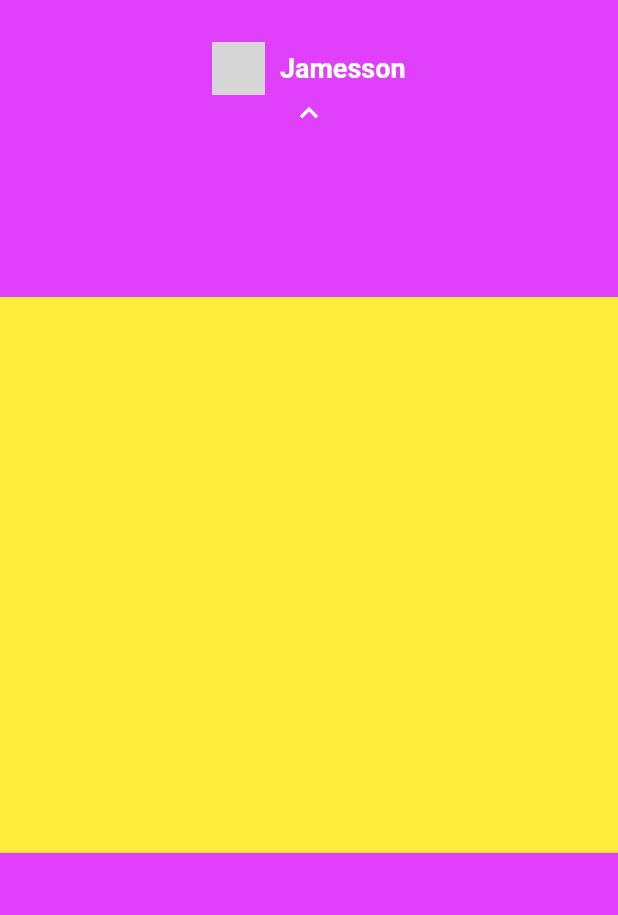
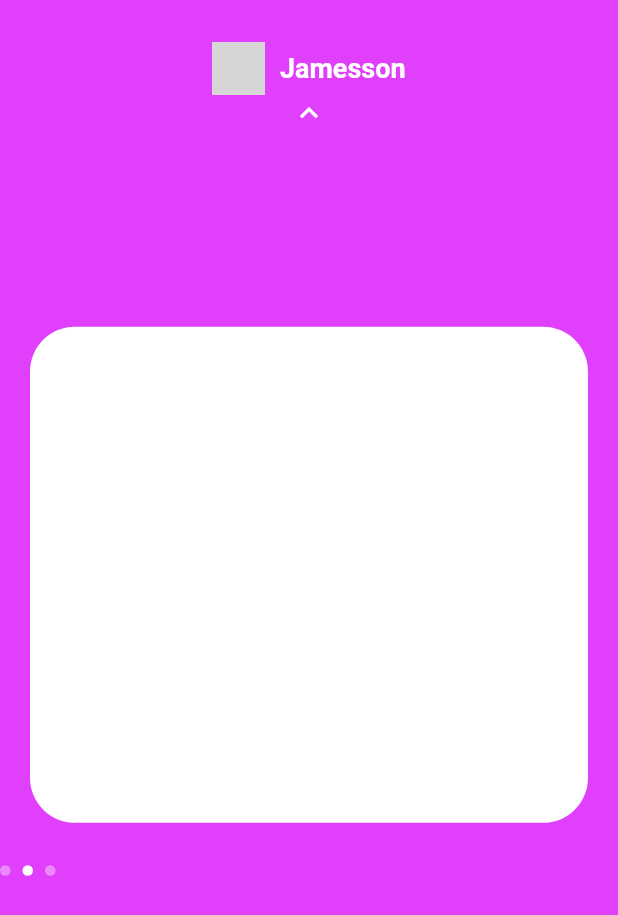
Before and after one commit to jamessonsena/nubank_flutter, a Flutter app: the screen it shows after launch, swiped to page 2, on a phone screen of 412 x 824 dp. Shown: the top 915 px of the screen. Run offline on Flutter 3.47's test engine with Material 2 defaults, Android fonts, the phone set to English and light mode, and no system bars; network calls fail; grey boxes are pictures that could not be loaded.

Commit message:
separando os widgets.

```diff
--- a/nubank/lib/pages/home/home_page.dart
+++ b/nubank/lib/pages/home/home_page.dart
@@ -1,5 +1,8 @@
 import 'package:flutter/material.dart';
+import 'package:nubank/pages/home/widgets/card_app.dart';
 import 'package:nubank/pages/home/widgets/my_app_bar.dart';
+import 'package:nubank/pages/home/widgets/my_dots_app.dart';
+import 'package:nubank/pages/home/widgets/page_view_app.dart';
 
 class HomePage extends StatefulWidget {
   @override
@@ -8,10 +11,12 @@ class HomePage extends StatefulWidget {
 
 class _HomePageState extends State<HomePage> {
   bool _showMenu;
+  int _currentIndex;
   @override
   void initState() {
     super.initState();
     _showMenu = false;
+    _currentIndex = 0;
   }
 
   @override
@@ -19,7 +24,9 @@ class _HomePageState extends State<HomePage> {
     double _screenHeigth = MediaQuery.of(context).size.height;
     return Scaffold(
         backgroundColor: Colors.purpleAccent,
+
         body: Stack(
+          alignment: Alignment.center,
           children: <Widget>[
             MyAppBar(
               showMenu: _showMenu,
@@ -27,26 +34,21 @@ class _HomePageState extends State<HomePage> {
                 _showMenu = !_showMenu;
               },
             ),
+            PageViewApp(
+              top: _screenHeigth * .24,
+              onChanged: (index) {
+                setState(() {
+                  _currentIndex = index;
+                });
+              },
+            ),
             Positioned(
-              top: _screenHeigth * .24,
-              height: _screenHeigth * .45,
+              top: _screenHeigth * .70,
               left: 0,
               right: 0,
-              child: PageView(
-                physics: BouncingScrollPhysics(),
-                children: <Widget>[
-                  Padding(
-                    padding: const EdgeInsets.all(20),
-                    child: Container(
-                      decoration: BoxDecoration(
-                          color: Colors.white,
-                          borderRadius: BorderRadius.circular(30)),
-                    ),
-                  ),
-                  Container(color: Colors.yellow),
-                  Container(color: Colors.blue),
-                ],
-              ),
+              child: MyDotsApp(
+                currentIndex: _currentIndex,
+              )
             ),
           ],
         ));
--- /dev/null
+++ b/nubank/lib/pages/home/widgets/card_app.dart
@@ -0,0 +1,14 @@
+import 'package:flutter/material.dart';
+
+class CardApp extends StatelessWidget {
+  @override
+  Widget build(BuildContext context) {
+    return Padding(
+      padding: const EdgeInsets.all(20),
+      child: Container(
+        decoration: BoxDecoration(
+            color: Colors.white, borderRadius: BorderRadius.circular(30)),
+      ),
+    );
+  }
+}
--- /dev/null
+++ b/nubank/lib/pages/home/widgets/my_dots_app.dart
@@ -0,0 +1,43 @@
+import 'package:flutter/material.dart';
+
+class MyDotsApp extends StatelessWidget {
+  final int currentIndex;
+
+  Color getColor(int index){
+    return index == currentIndex ? Colors.white : Colors.white38;
+  }
+
+
+  const MyDotsApp({Key key, this.currentIndex}) : super(key: key);
+  @override
+  Widget build(BuildContext context) {
+    return Row(
+      children: <Widget>[
+        Container(
+          height: 7,
+          width: 7,
+          decoration:
+              BoxDecoration(color: getColor(0), shape: BoxShape.circle),
+        ),
+        SizedBox(
+          width: 8,
+        ),
+        Container(
+          height: 7,
+          width: 7,
+          decoration:
+              BoxDecoration(color: getColor(1), shape: BoxShape.circle),
+        ),
+        SizedBox(
+          width: 8,
+        ),
+        Container(
+          height: 7,
+          width: 7,
+          decoration:
+              BoxDecoration(color: getColor(2), shape: BoxShape.circle),
+        ),
+      ],
+    );
+  }
+}
--- /dev/null
+++ b/nubank/lib/pages/home/widgets/page_view_app.dart
@@ -0,0 +1,30 @@
+import 'package:flutter/material.dart';
+
+import 'card_app.dart';
+
+class PageViewApp extends StatelessWidget {
+  final double top;
+final ValueChanged<int> onChanged;
+  const PageViewApp({Key key, this.top, this.onChanged}) : super(key: key);
+
+
+  @override
+  Widget build(BuildContext context) {
+    return Positioned(
+              top: top,
+              height: MediaQuery.of(context).size.height * .45,
+              left: 0,
+              right: 0,
+              child: PageView(
+                onPageChanged: onChanged,
+                physics: BouncingScrollPhysics(),
+                children: <Widget>[
+                 CardApp(),
+                 CardApp(),
+                 CardApp(),
+
+                ],
+              ),
+            );
+  }
+}
```
